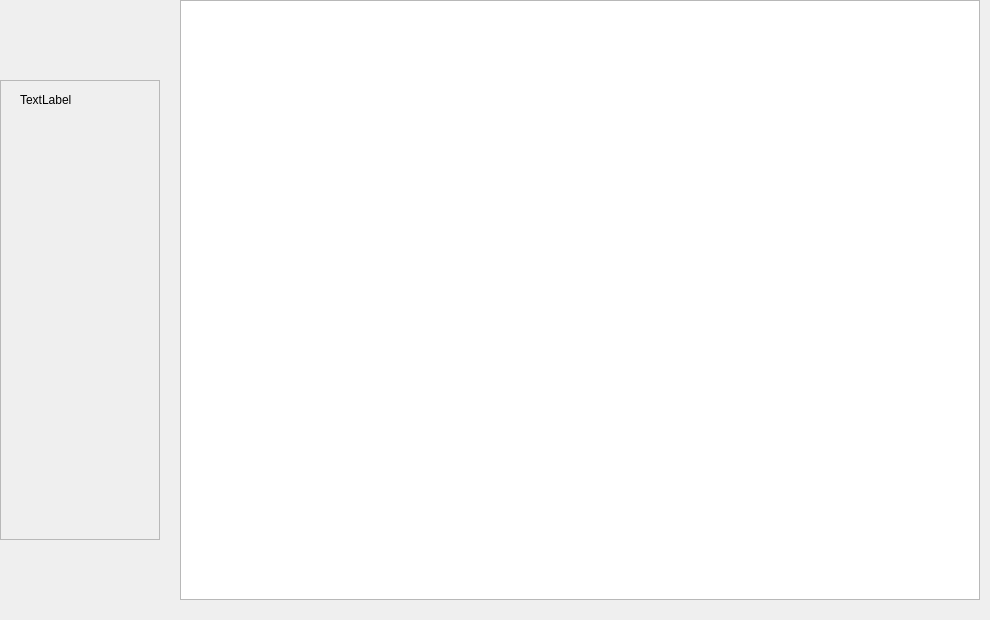
Old version of the form mainwindow.ui in the repository JuanSebastianMejiaOrtiz/Practica_6_Info2.
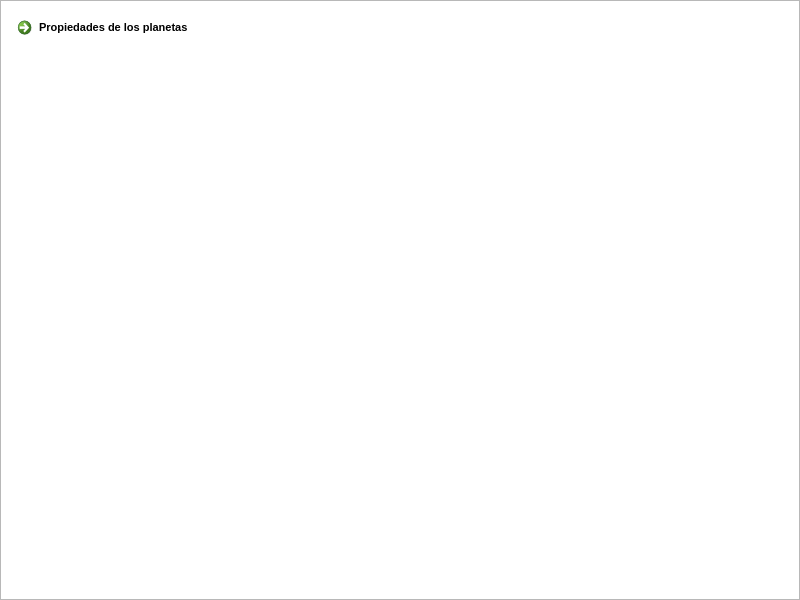
New version of the form.

Commit message: Parte de menu de propiedades listo; error use of deleted function

What changed in the file:
```diff
--- a/mainwindow.ui
+++ b/mainwindow.ui
@@ -6,8 +6,8 @@
    <rect>
     <x>0</x>
     <y>0</y>
-    <width>990</width>
-    <height>620</height>
+    <width>800</width>
+    <height>600</height>
    </rect>
   </property>
   <property name="windowTitle">
@@ -17,10 +17,10 @@
    <widget class="QFrame" name="frame">
     <property name="geometry">
      <rect>
-      <x>0</x>
-      <y>80</y>
-      <width>160</width>
-      <height>460</height>
+      <x>-200</x>
+      <y>60</y>
+      <width>200</width>
+      <height>450</height>
      </rect>
     </property>
     <property name="frameShape">
@@ -29,24 +29,24 @@
     <property name="frameShadow">
      <enum>QFrame::Raised</enum>
     </property>
-    <widget class="QLabel" name="label">
+    <widget class="QFrame" name="Propiedades">
      <property name="geometry">
       <rect>
-       <x>20</x>
-       <y>9</y>
-       <width>121</width>
-       <height>21</height>
+       <x>0</x>
+       <y>0</y>
+       <width>200</width>
+       <height>450</height>
       </rect>
      </property>
-     <property name="text">
-      <string>TextLabel</string>
+     <property name="frameShape">
+      <enum>QFrame::StyledPanel</enum>
      </property>
     </widget>
    </widget>
    <widget class="QFrame" name="Main_View">
     <property name="geometry">
      <rect>
-      <x>180</x>
+      <x>0</x>
       <y>0</y>
       <width>800</width>
       <height>600</height>
@@ -68,6 +68,24 @@
       </rect>
      </property>
     </widget>
+    <widget class="QCommandLinkButton" name="Properties_Button">
+     <property name="geometry">
+      <rect>
+       <x>10</x>
+       <y>10</y>
+       <width>181</width>
+       <height>31</height>
+      </rect>
+     </property>
+     <property name="font">
+      <font>
+       <pointsize>8</pointsize>
+      </font>
+     </property>
+     <property name="text">
+      <string>Propiedades de los planetas</string>
+     </property>
+    </widget>
    </widget>
   </widget>
  </widget>
```
Left out of the diff: 91 changed lines with no effect on the pictures. The commit also changes 14 other files.
